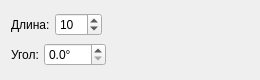
Old version of the form ImageFilter-GUI/gui/filters/MotionBlurFilterWidget.ui in the repository MisterixTeamAsmodeus/ImageFilter.
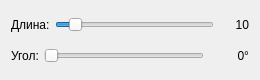
New version of the form. Custom widgets are drawn as their Qt base class.

Diff of the .ui file:
```diff
--- a/ImageFilter-GUI/gui/filters/MotionBlurFilterWidget.ui
+++ b/ImageFilter-GUI/gui/filters/MotionBlurFilterWidget.ui
@@ -30,7 +30,7 @@
       </widget>
      </item>
      <item>
-      <widget class="QSpinBox" name="lengthSpinBox">
+      <widget class="ClickableSlider" name="lengthSlider">
        <property name="minimum">
         <number>1</number>
        </property>
@@ -40,20 +40,29 @@
        <property name="value">
         <number>10</number>
        </property>
-      </widget>
-     </item>
-     <item>
-      <spacer name="horizontalSpacer">
+       <property name="tracking">
+        <bool>false</bool>
+       </property>
        <property name="orientation">
         <enum>Qt::Horizontal</enum>
        </property>
-       <property name="sizeHint" stdset="0">
+      </widget>
+     </item>
+     <item>
+      <widget class="QLabel" name="lengthValueLabel">
+       <property name="minimumSize">
         <size>
-         <width>40</width>
-         <height>20</height>
+         <width>30</width>
+         <height>0</height>
         </size>
        </property>
-      </spacer>
+       <property name="text">
+        <string>10</string>
+       </property>
+       <property name="alignment">
+        <set>Qt::AlignRight|Qt::AlignTrailing|Qt::AlignVCenter</set>
+       </property>
+      </widget>
      </item>
     </layout>
    </item>
@@ -67,44 +76,51 @@
       </widget>
      </item>
      <item>
-      <widget class="QDoubleSpinBox" name="angleSpinBox">
-       <property name="suffix">
-        <string>°</string>
-       </property>
-       <property name="decimals">
-        <number>1</number>
-       </property>
+      <widget class="ClickableSlider" name="angleSlider">
        <property name="minimum">
-        <double>0.000000000000000</double>
+        <number>0</number>
        </property>
        <property name="maximum">
-        <double>360.000000000000000</double>
-       </property>
-       <property name="singleStep">
-        <double>1.000000000000000</double>
+        <number>360</number>
        </property>
        <property name="value">
-        <double>0.000000000000000</double>
+        <number>0</number>
        </property>
-      </widget>
-     </item>
-     <item>
-      <spacer name="horizontalSpacer_2">
+       <property name="tracking">
+        <bool>false</bool>
+       </property>
        <property name="orientation">
         <enum>Qt::Horizontal</enum>
        </property>
-       <property name="sizeHint" stdset="0">
+      </widget>
+     </item>
+     <item>
+      <widget class="QLabel" name="angleValueLabel">
+       <property name="minimumSize">
         <size>
          <width>40</width>
-         <height>20</height>
+         <height>0</height>
         </size>
        </property>
-      </spacer>
+       <property name="text">
+        <string>0°</string>
+       </property>
+       <property name="alignment">
+        <set>Qt::AlignRight|Qt::AlignTrailing|Qt::AlignVCenter</set>
+       </property>
+      </widget>
      </item>
     </layout>
    </item>
   </layout>
  </widget>
+ <customwidgets>
+  <customwidget>
+   <class>ClickableSlider</class>
+   <extends>QSlider</extends>
+   <header>gui/ClickableSlider.h</header>
+  </customwidget>
+ </customwidgets>
  <resources/>
  <connections/>
 </ui>
```
